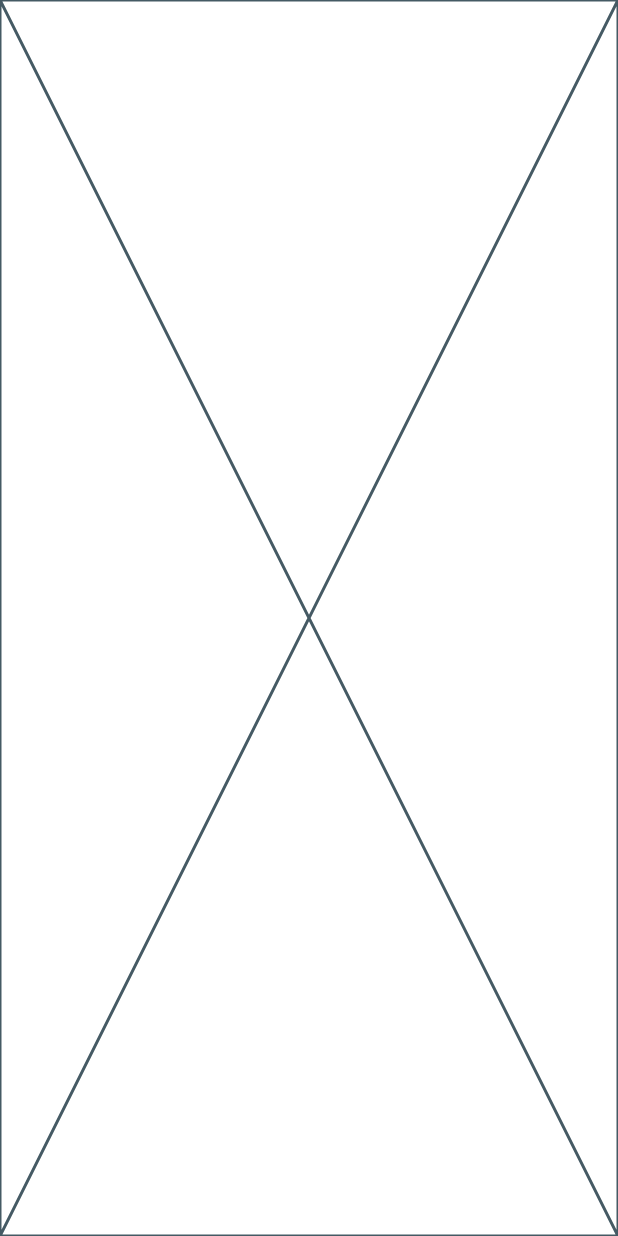
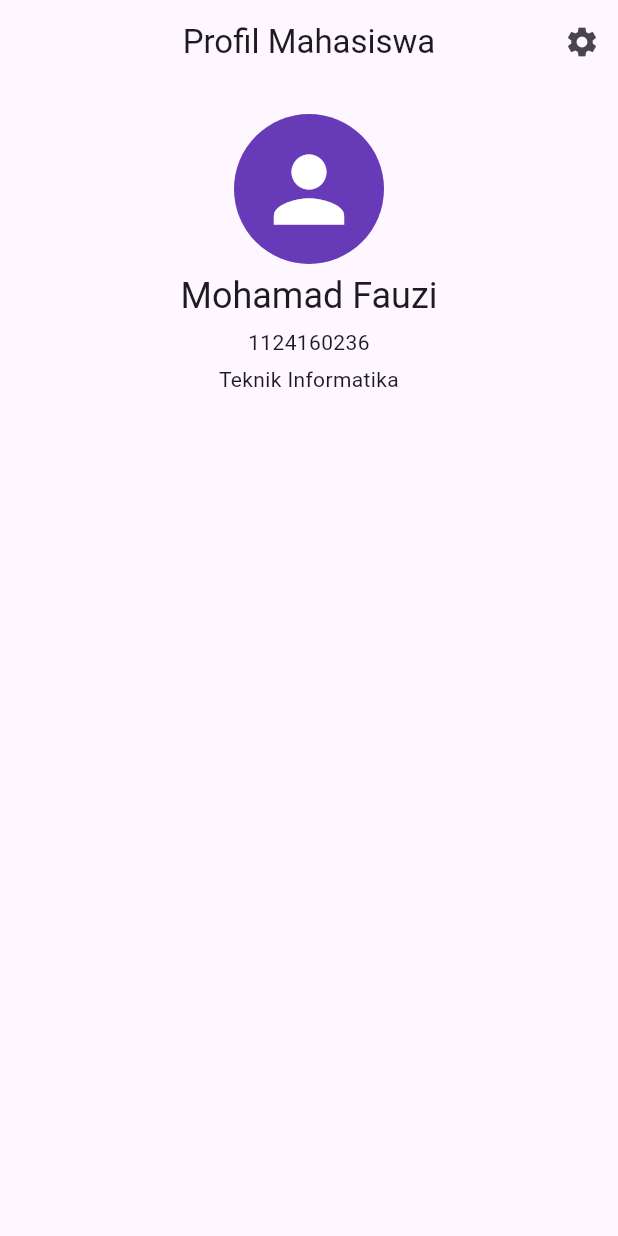
Before and after one commit to Fauzi2607/uts-pml-1124160236, a Flutter app: the screen it shows after launch, on a phone screen of 412 x 824 dp. Run offline on Flutter 3.47's test engine with Material 3 defaults, Android fonts, the phone set to English and light mode, and no system bars.

Commit message:
tahap2 : Scaffold dan kepala profil

```diff
--- a/soal1_livecoding/lib/main.dart
+++ b/soal1_livecoding/lib/main.dart
@@ -33,6 +33,58 @@ class ProfilPage extends StatelessWidget {
 
   @override
   Widget build(BuildContext context) {
-    return const Placeholder();
+    return Scaffold(
+      appBar: AppBar(
+        title: const Text('Profil Mahasiswa'),
+        centerTitle: true,
+
+        actions: [
+          IconButton(
+            onPressed: () {
+              ScaffoldMessenger.of(context).showSnackBar(
+                const SnackBar(content: Text('Halaman pengaturan profil')),
+              );
+            },
+            icon: const Icon(Icons.settings),
+          ),
+        ],
+      ),
+
+      body: SafeArea(
+        child: SingleChildScrollView(
+          child: Padding(
+            padding: EdgeInsets.all(20),
+            child: Column(
+              crossAxisAlignment: CrossAxisAlignment.stretch,
+              children: [
+                CircleAvatar(
+                  radius: 50,
+                  backgroundColor: Colors.deepPurple,
+                  child: Icon(Icons.person, size: 70, color: Colors.white),
+                ),
+                SizedBox(height: 5),
+                Text(
+                  'Mohamad Fauzi',
+                  textAlign: TextAlign.center,
+                  style: Theme.of(context).textTheme.headlineSmall,
+                ),
+                SizedBox(height: 5),
+                Text(
+                  '1124160236',
+                  textAlign: TextAlign.center,
+                  style: Theme.of(context).textTheme.bodyMedium,
+                ),
+                SizedBox(height: 5),
+                Text(
+                  'Teknik Informatika',
+                  textAlign: TextAlign.center,
+                  style: Theme.of(context).textTheme.bodyMedium,
+                ),
+              ],
+            ),
+          ),
+        ),
+      ),
+    );
   }
 }
```
